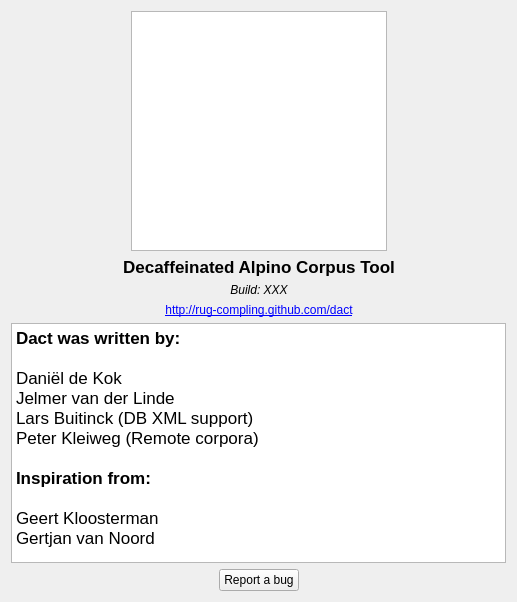
This is ui/AboutWindow.ui in rug-compling/dact as Qt 5 draws it before an edit. The edited form follows.
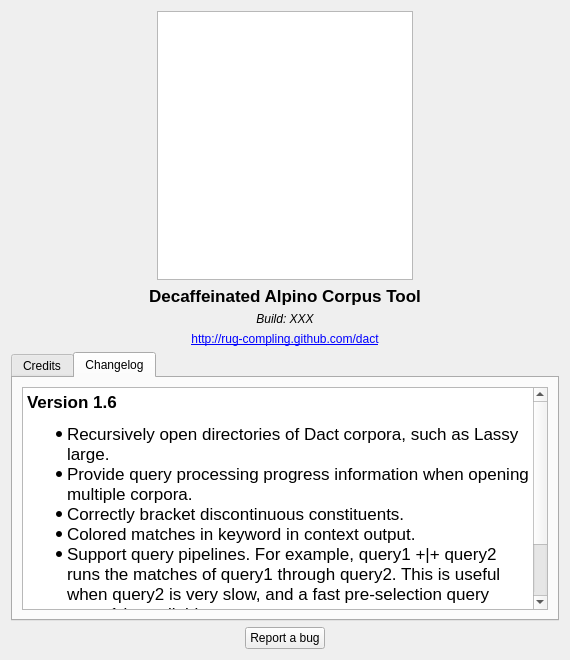
This is the edited form. The open tabs and pages were chosen to show the change.

Commit message: Add the changelog to the about window.

Patch:
```diff
--- a/ui/AboutWindow.ui
+++ b/ui/AboutWindow.ui
@@ -6,20 +6,20 @@
    <rect>
     <x>0</x>
     <y>0</y>
-    <width>517</width>
-    <height>602</height>
+    <width>570</width>
+    <height>660</height>
    </rect>
   </property>
   <property name="minimumSize">
    <size>
-    <width>517</width>
-    <height>602</height>
+    <width>570</width>
+    <height>660</height>
    </size>
   </property>
   <property name="maximumSize">
    <size>
-    <width>517</width>
-    <height>602</height>
+    <width>570</width>
+    <height>660</height>
    </size>
   </property>
   <property name="windowTitle">
@@ -154,9 +154,19 @@
     </layout>
    </item>
    <item>
-    <widget class="QTextBrowser" name="textBrowser">
-     <property name="html">
-      <string>&lt;!DOCTYPE HTML PUBLIC &quot;-//W3C//DTD HTML 4.0//EN&quot; &quot;http://www.w3.org/TR/REC-html40/strict.dtd&quot;&gt;
+    <widget class="QTabWidget" name="tabWidget">
+     <property name="currentIndex">
+      <number>0</number>
+     </property>
+     <widget class="QWidget" name="tab">
+      <attribute name="title">
+       <string>Credits</string>
+      </attribute>
+      <layout class="QVBoxLayout" name="verticalLayout_3">
+       <item>
+        <widget class="QTextBrowser" name="textBrowser">
+         <property name="html">
+          <string>&lt;!DOCTYPE HTML PUBLIC &quot;-//W3C//DTD HTML 4.0//EN&quot; &quot;http://www.w3.org/TR/REC-html40/strict.dtd&quot;&gt;
 &lt;html&gt;&lt;head&gt;&lt;meta name=&quot;qrichtext&quot; content=&quot;1&quot; /&gt;&lt;style type=&quot;text/css&quot;&gt;
 p, li { white-space: pre-wrap; }
 &lt;/style&gt;&lt;/head&gt;&lt;body style=&quot; font-family:'Lucida Grande'; font-size:13pt; font-weight:400; font-style:normal;&quot;&gt;
@@ -171,7 +181,36 @@
 &lt;p style=&quot;-qt-paragraph-type:empty; margin-top:0px; margin-bottom:0px; margin-left:0px; margin-right:0px; -qt-block-indent:0; text-indent:0px;&quot;&gt;&lt;br /&gt;&lt;/p&gt;
 &lt;p style=&quot; margin-top:0px; margin-bottom:0px; margin-left:0px; margin-right:0px; -qt-block-indent:0; text-indent:0px;&quot;&gt;Geert Kloosterman&lt;/p&gt;
 &lt;p style=&quot; margin-top:0px; margin-bottom:0px; margin-left:0px; margin-right:0px; -qt-block-indent:0; text-indent:0px;&quot;&gt;Gertjan van Noord&lt;/p&gt;&lt;/body&gt;&lt;/html&gt;</string>
-     </property>
+         </property>
+        </widget>
+       </item>
+      </layout>
+     </widget>
+     <widget class="QWidget" name="tab_2">
+      <attribute name="title">
+       <string>Changelog</string>
+      </attribute>
+      <layout class="QVBoxLayout" name="verticalLayout_4">
+       <item>
+        <widget class="QTextBrowser" name="textBrowser_2">
+         <property name="html">
+          <string>&lt;!DOCTYPE HTML PUBLIC &quot;-//W3C//DTD HTML 4.0//EN&quot; &quot;http://www.w3.org/TR/REC-html40/strict.dtd&quot;&gt;
+&lt;html&gt;&lt;head&gt;&lt;meta name=&quot;qrichtext&quot; content=&quot;1&quot; /&gt;&lt;style type=&quot;text/css&quot;&gt;
+p, li { white-space: pre-wrap; }
+&lt;/style&gt;&lt;/head&gt;&lt;body style=&quot; font-family:'Lucida Grande'; font-size:13pt; font-weight:400; font-style:normal;&quot;&gt;
+&lt;p style=&quot; margin-top:0px; margin-bottom:0px; margin-left:0px; margin-right:0px; -qt-block-indent:0; text-indent:0px;&quot;&gt;&lt;span style=&quot; font-weight:600;&quot;&gt;Version 1.6&lt;/span&gt;&lt;/p&gt;
+&lt;ul style=&quot;margin-top: 0px; margin-bottom: 0px; margin-left: 0px; margin-right: 0px; -qt-list-indent: 1;&quot;&gt;&lt;li style=&quot; margin-top:12px; margin-bottom:0px; margin-left:0px; margin-right:0px; -qt-block-indent:0; text-indent:0px;&quot;&gt;Recursively open directories of Dact corpora, such as Lassy large.&lt;/li&gt;
+&lt;li style=&quot; margin-top:0px; margin-bottom:0px; margin-left:0px; margin-right:0px; -qt-block-indent:0; text-indent:0px;&quot;&gt;Provide query processing progress information when opening multiple corpora.&lt;/li&gt;
+&lt;li style=&quot; margin-top:0px; margin-bottom:0px; margin-left:0px; margin-right:0px; -qt-block-indent:0; text-indent:0px;&quot;&gt;Correctly bracket discontinuous constituents.&lt;/li&gt;
+&lt;li style=&quot; margin-top:0px; margin-bottom:0px; margin-left:0px; margin-right:0px; -qt-block-indent:0; text-indent:0px;&quot;&gt;Colored matches in keyword in context output.&lt;/li&gt;
+&lt;li style=&quot; margin-top:0px; margin-bottom:0px; margin-left:0px; margin-right:0px; -qt-block-indent:0; text-indent:0px;&quot;&gt;Support query pipelines. For example, &lt;span style=&quot; font-family:'Courier New,courier';&quot;&gt;query1 +|+ query2&lt;/span&gt; runs the matches of &lt;span style=&quot; font-family:'Courier New,courier';&quot;&gt;query1&lt;/span&gt; through &lt;span style=&quot; font-family:'Courier New,courier';&quot;&gt;query2&lt;/span&gt;. This is useful when &lt;span style=&quot; font-family:'Courier New,courier';&quot;&gt;query2&lt;/span&gt; is very slow, and a fast pre-selection query &lt;span style=&quot; font-family:'Courier New,courier';&quot;&gt;query1&lt;/span&gt; is available.&lt;/li&gt;
+&lt;li style=&quot; margin-top:0px; margin-bottom:0px; margin-left:0px; margin-right:0px; -qt-block-indent:0; text-indent:0px;&quot;&gt;Full-screen support on Mac OS X.&lt;/li&gt;
+&lt;li style=&quot; margin-top:0px; margin-bottom:12px; margin-left:0px; margin-right:0px; -qt-block-indent:0; text-indent:0px;&quot;&gt;The macro file parser is rewritten, and should give more accurate information if the macro file contains errors.&lt;/li&gt;&lt;/ul&gt;&lt;/body&gt;&lt;/html&gt;</string>
+         </property>
+        </widget>
+       </item>
+      </layout>
+     </widget>
     </widget>
    </item>
    <item>
```
